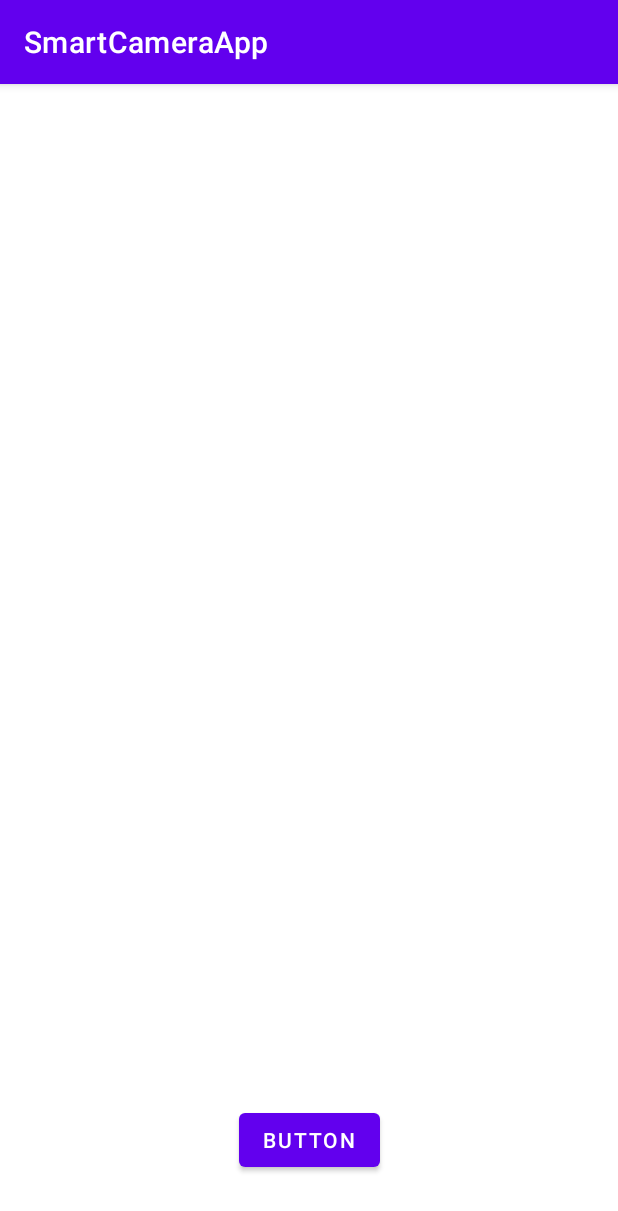
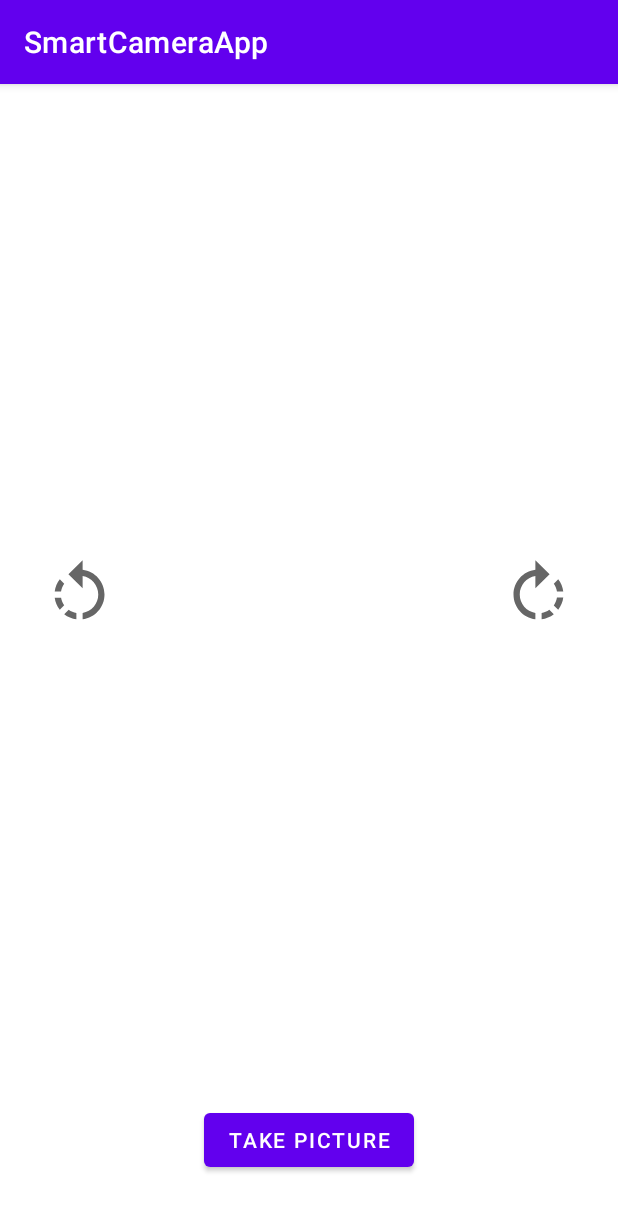
Before and after one commit to calren/SmartCamera, an Android app: the screen it shows after launch (MainActivity), on a phone screen of 412 x 824 dp. Shown: the top 1211 px of the screen. Run offline under Robolectric (Android 15) with nearby library versions, the phone set to English and light mode, and no system bars; libraries missing offline, so code that uses them is left out: androidx.camera.core, com.google.mlkit.vision.

Commit message:
Add rotating UI

```diff
--- /dev/null
+++ b/app/src/main/res/drawable/ic_baseline_rotate_left_24.xml
@@ -0,0 +1,10 @@
+<vector xmlns:android="http://schemas.android.com/apk/res/android"
+    android:width="24dp"
+    android:height="24dp"
+    android:viewportWidth="24"
+    android:viewportHeight="24"
+    android:tint="?attr/colorControlNormal">
+  <path
+      android:fillColor="@android:color/white"
+      android:pathData="M7.11,8.53L5.7,7.11C4.8,8.27 4.24,9.61 4.07,11h2.02c0.14,-0.87 0.49,-1.72 1.02,-2.47zM6.09,13L4.07,13c0.17,1.39 0.72,2.73 1.62,3.89l1.41,-1.42c-0.52,-0.75 -0.87,-1.59 -1.01,-2.47zM7.1,18.32c1.16,0.9 2.51,1.44 3.9,1.61L11,17.9c-0.87,-0.15 -1.71,-0.49 -2.46,-1.03L7.1,18.32zM13,4.07L13,1L8.45,5.55 13,10L13,6.09c2.84,0.48 5,2.94 5,5.91s-2.16,5.43 -5,5.91v2.02c3.95,-0.49 7,-3.85 7,-7.93s-3.05,-7.44 -7,-7.93z"/>
+</vector>
--- /dev/null
+++ b/app/src/main/res/drawable/ic_baseline_rotate_right_24.xml
@@ -0,0 +1,10 @@
+<vector xmlns:android="http://schemas.android.com/apk/res/android"
+    android:width="24dp"
+    android:height="24dp"
+    android:viewportWidth="24"
+    android:viewportHeight="24"
+    android:tint="?attr/colorControlNormal">
+  <path
+      android:fillColor="@android:color/white"
+      android:pathData="M15.55,5.55L11,1v3.07C7.06,4.56 4,7.92 4,12s3.05,7.44 7,7.93v-2.02c-2.84,-0.48 -5,-2.94 -5,-5.91s2.16,-5.43 5,-5.91L11,10l4.55,-4.45zM19.93,11c-0.17,-1.39 -0.72,-2.73 -1.62,-3.89l-1.42,1.42c0.54,0.75 0.88,1.6 1.02,2.47h2.02zM13,17.9v2.02c1.39,-0.17 2.74,-0.71 3.9,-1.61l-1.44,-1.44c-0.75,0.54 -1.59,0.89 -2.46,1.03zM16.89,15.48l1.42,1.41c0.9,-1.16 1.45,-2.5 1.62,-3.89h-2.02c-0.14,0.87 -0.48,1.72 -1.02,2.48z"/>
+</vector>
--- a/app/src/main/res/layout/activity_main.xml
+++ b/app/src/main/res/layout/activity_main.xml
@@ -11,7 +11,7 @@
         android:layout_width="wrap_content"
         android:layout_height="wrap_content"
         android:layout_marginBottom="40dp"
-        android:text="Button"
+        android:text="Take Picture"
         app:layout_constraintBottom_toBottomOf="parent"
         app:layout_constraintEnd_toEndOf="parent"
         app:layout_constraintStart_toStartOf="parent" />
@@ -26,4 +26,24 @@
         app:layout_constraintStart_toStartOf="parent"
         app:layout_constraintTop_toTopOf="parent"
         tools:srcCompat="@tools:sample/avatars" />
+
+    <ImageView
+        android:id="@+id/rotateLeft"
+        android:layout_width="50dp"
+        android:layout_height="50dp"
+        app:layout_constraintBottom_toBottomOf="@+id/imageView"
+        app:layout_constraintEnd_toStartOf="@id/imageView"
+        app:layout_constraintStart_toStartOf="parent"
+        app:layout_constraintTop_toTopOf="@+id/imageView"
+        android:src="@drawable/ic_baseline_rotate_left_24" />
+
+    <ImageView
+        android:id="@+id/rotateRight"
+        android:layout_width="50dp"
+        android:layout_height="50dp"
+        app:layout_constraintBottom_toBottomOf="@+id/imageView"
+        app:layout_constraintEnd_toEndOf="parent"
+        app:layout_constraintStart_toEndOf="@+id/imageView"
+        app:layout_constraintTop_toTopOf="@+id/imageView"
+        android:src="@drawable/ic_baseline_rotate_right_24" />
 </androidx.constraintlayout.widget.ConstraintLayout>
```
Also changed, not shown: app/src/main/java/com/caren/smartcameraapp/MainActivity.kt (+29 -41 lines).
